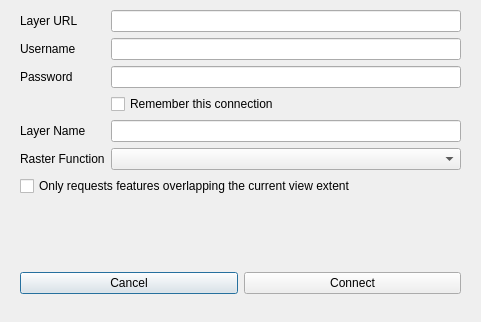
Before: the Qt Designer form arcgiscon_dialog_new.ui in havochvatten/ArcGISConnector-QGIS-Plugin, drawn with Qt 5.
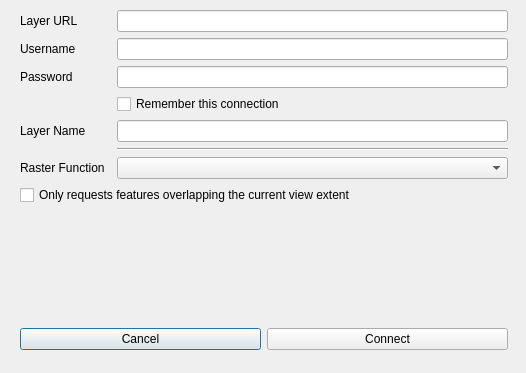
After: the same form once the commit is applied. Icons and pictures are not drawn.

Commit message: added visual component for settings dialog

```diff
--- a/arcgiscon_dialog_new.ui
+++ b/arcgiscon_dialog_new.ui
@@ -6,8 +6,8 @@
    <rect>
     <x>0</x>
     <y>0</y>
-    <width>481</width>
-    <height>322</height>
+    <width>526</width>
+    <height>373</height>
    </rect>
   </property>
   <property name="minimumSize">
@@ -28,8 +28,8 @@
     <rect>
      <x>20</x>
      <y>10</y>
-     <width>441</width>
-     <height>284</height>
+     <width>488</width>
+     <height>340</height>
     </rect>
    </property>
    <layout class="QVBoxLayout" name="verticalLayout">
@@ -49,16 +49,29 @@
         </property>
        </widget>
       </item>
-      <item row="18" column="0" colspan="2">
+      <item row="4" column="2">
+       <widget class="QLineEdit" name="passwordInput">
+        <property name="echoMode">
+         <enum>QLineEdit::Password</enum>
+        </property>
+       </widget>
+      </item>
+      <item row="10" column="2">
+       <widget class="QComboBox" name="rasterComboBox"/>
+      </item>
+      <item row="6" column="2">
+       <widget class="QLineEdit" name="layerNameInput"/>
+      </item>
+      <item row="0" column="2">
+       <widget class="QLineEdit" name="layerUrlInput"/>
+      </item>
+      <item row="21" column="0" colspan="3">
        <widget class="QCheckBox" name="extentOnly">
         <property name="text">
          <string>Only requests features overlapping the current view extent</string>
         </property>
        </widget>
       </item>
-      <item row="0" column="1">
-       <widget class="QLineEdit" name="layerUrlInput"/>
-      </item>
       <item row="1" column="0">
        <widget class="QLabel" name="usernameLabel">
         <property name="text">
@@ -66,8 +79,12 @@
         </property>
        </widget>
       </item>
-      <item row="6" column="1">
-       <widget class="QLineEdit" name="layerNameInput"/>
+      <item row="5" column="2">
+       <widget class="QCheckBox" name="authCheckBox">
+        <property name="text">
+         <string>Remember this connection</string>
+        </property>
+       </widget>
       </item>
       <item row="10" column="0">
        <widget class="QLabel" name="rasterLabel">
@@ -83,23 +100,13 @@
         </property>
        </widget>
       </item>
-      <item row="1" column="1">
+      <item row="1" column="2">
        <widget class="QLineEdit" name="usernameInput"/>
       </item>
-      <item row="4" column="1">
-       <widget class="QLineEdit" name="passwordInput">
-        <property name="echoMode">
-         <enum>QLineEdit::Password</enum>
-        </property>
-       </widget>
-      </item>
-      <item row="10" column="1">
-       <widget class="QComboBox" name="rasterComboBox"/>
-      </item>
-      <item row="5" column="1">
-       <widget class="QCheckBox" name="authCheckBox">
-        <property name="text">
-         <string>Remember this connection</string>
+      <item row="7" column="2">
+       <widget class="Line" name="line">
+        <property name="orientation">
+         <enum>Qt::Horizontal</enum>
         </property>
        </widget>
       </item>
@@ -107,6 +114,12 @@
     </item>
     <item>
      <widget class="QLabel" name="connectionErrorLabel">
+      <property name="minimumSize">
+       <size>
+        <width>439</width>
+        <height>0</height>
+       </size>
+      </property>
       <property name="styleSheet">
        <string notr="true">color : red;</string>
       </property>
```
The commit also changes 5 other files.
